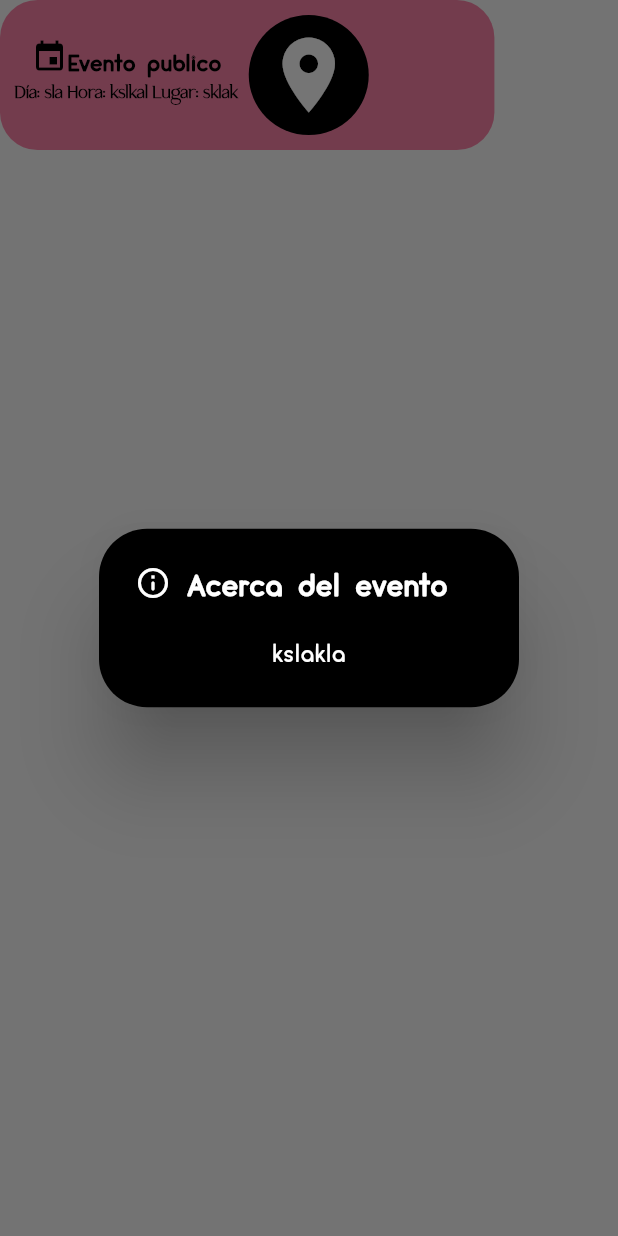
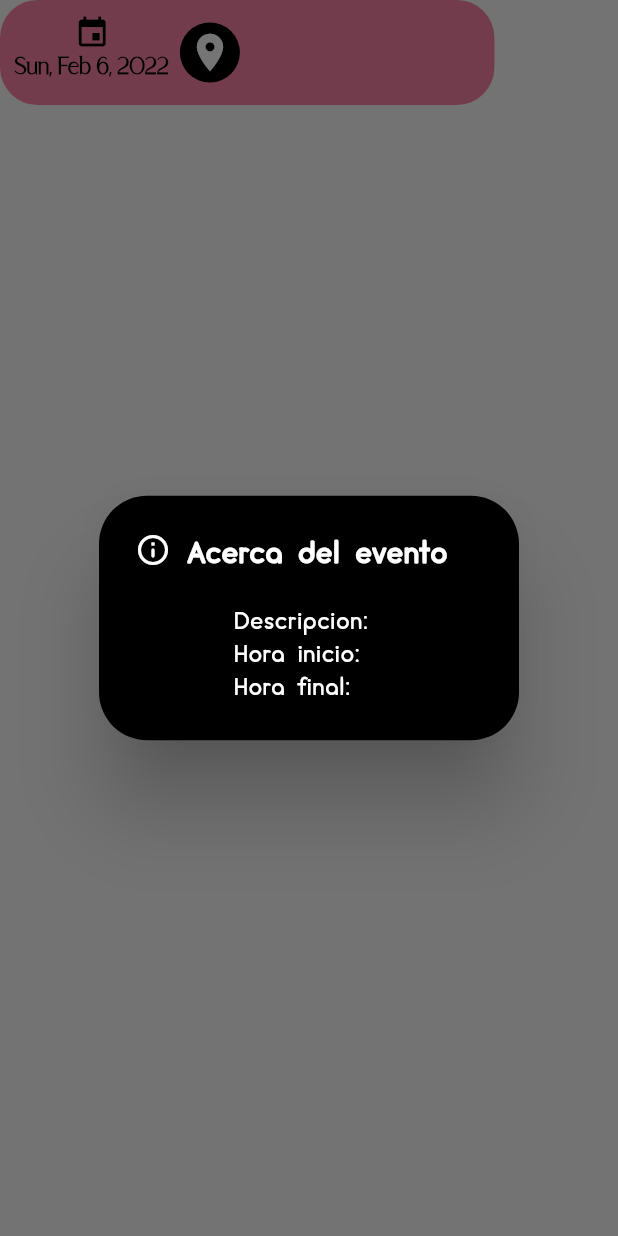
Before and after one commit to JcortesJ/MyUNify, a Flutter app: the Msgevento widget shown alone on an empty page, opened directly with empty values, after a tap on the "place" icon, on a phone screen of 412 x 824 dp. Run offline on Flutter 3.47's test engine with Material 2 defaults, Android fonts, the phone set to English and light mode, and no system bars; our stand-ins replace image_picker, table_calendar, webview_flutter; accounts and stored records are empty.

Commit message:
mostrar eventos publicos ok

```diff
--- a/lib/pages/mensajes.dart
+++ b/lib/pages/mensajes.dart
@@ -25,15 +25,12 @@ class _MensajesState extends State<Mensajes> {
         body: Fondopantalla(
             child: ListView(
           scrollDirection: Axis.vertical,
+          padding: EdgeInsets.all(20),
           children: List.generate(mensajesMostrar.length, (index) {
-            SizedBox(
-              height: 15,
-            );
             if (mensajesMostrar[index] is Evento) {
-              Evento a = mensajesMostrar[index];
               return Msgevento(
                 //a veces leer bien las cosas nos hace mejores
-                eventoMostrando: a,
+                eventoMostrando: mensajesMostrar[index],
               );
             } else {
               SizedBox(
--- a/lib/widgets/mensajes_widgets/InfoEvento.dart
+++ b/lib/widgets/mensajes_widgets/InfoEvento.dart
@@ -1,46 +1,41 @@
 import 'package:flutter/material.dart';
-
+import 'package:myunify/datos/Evento.dart';
 
 class Infoevento extends StatelessWidget {
   BuildContext contexto;
-  Infoevento({ Key? key, required this.contexto }) : super(key: key);
+  final eventoMostrandose;
+  Infoevento(
+      {Key? key, required this.contexto, required this.eventoMostrandose})
+      : super(key: key);
 
   @override
-  Widget build(BuildContext context){
+  Widget build(BuildContext context) {
+    String info =
+        "Descripcion: ${eventoMostrandose.descripcion}\nHora inicio: ${eventoMostrandose.horaInicio} \nHora final: ${eventoMostrandose.horaFin}";
     return AlertDialog(
-      title:  RichText(
-        text: const TextSpan(
-          children: [
-            WidgetSpan(
-              child: Icon(
-                Icons.info_outline_rounded,
-                color: Colors.white
-              )
-            ),
-            TextSpan(
-              text: " Acerca del evento",
-              style: TextStyle(
+      title: RichText(
+        text: const TextSpan(children: [
+          WidgetSpan(
+              child: Icon(Icons.info_outline_rounded, color: Colors.white)),
+          TextSpan(
+            text: " Acerca del evento",
+            style: TextStyle(
                 color: Colors.white,
                 fontWeight: FontWeight.bold,
                 fontSize: 20,
-                fontFamily: 'Subs'
-              ),
-            )
-          ]
-        ),
+                fontFamily: 'Subs'),
+          )
+        ]),
       ),
       shape: const RoundedRectangleBorder(
-        borderRadius: BorderRadius.all(Radius.circular(32.0))
-      ),
+          borderRadius: BorderRadius.all(Radius.circular(32.0))),
       backgroundColor: Colors.black,
       scrollable: true,
       content: Column(
-        children: const [
+        children: [
           Text(
-            'kslakla',
-            style: TextStyle(
-              color: Colors.white
-            ),
+            info,
+            style: TextStyle(color: Colors.white),
           ),
           /*
           GestureDetector(
--- a/lib/widgets/mensajes_widgets/MsgEvento.dart
+++ b/lib/widgets/mensajes_widgets/MsgEvento.dart
@@ -1,4 +1,5 @@
 import 'package:flutter/material.dart';
+import 'package:intl/intl.dart';
 import 'package:myunify/widgets/generales/Colores.dart';
 import 'package:myunify/widgets/mensajes_widgets/Aceptar.dart';
 import 'package:myunify/widgets/mensajes_widgets/InfoEvento.dart';
@@ -8,18 +9,22 @@ import 'package:myunify/datos/eventoLogica.dart';
 
 class Msgevento extends StatelessWidget {
   final Evento eventoMostrando;
-  Msgevento({Key? key, required this.eventoMostrando}) : super(key: key);
+  const Msgevento({Key? key, required this.eventoMostrando}) : super(key: key);
 
   Future<void> _showSelectionDialog(BuildContext context) {
     return showDialog(
         context: context,
         builder: (BuildContext context) {
-          return Infoevento(contexto: context);
+          return Infoevento(
+            contexto: context,
+            eventoMostrandose: eventoMostrando,
+          );
         });
   }
 
   @override
   Widget build(BuildContext context) {
+    String fechaEvento = DateFormat.yMMMEd().format(eventoMostrando.Fecha);
     Size size = MediaQuery.of(context).size;
     return Column(children: [
       Container(
@@ -33,10 +38,10 @@ class Msgevento extends StatelessWidget {
           Column(
             children: [
               RichText(
-                text: const TextSpan(children: [
+                text: TextSpan(children: [
                   WidgetSpan(child: Icon(Icons.event, color: Colors.black)),
                   TextSpan(
-                    text: "Evento publico",
+                    text: eventoMostrando.nombre,
                     style: TextStyle(
                         color: Colors.black,
                         fontWeight: FontWeight.bold,
@@ -45,10 +50,10 @@ class Msgevento extends StatelessWidget {
                   ),
                 ]),
               ),
-              const Text('Día: sla Hora: kslkal Lugar: sklak',
+              Text(fechaEvento,
                   style: TextStyle(
                       color: Colors.black,
-                      fontSize: 12,
+                      fontSize: 15,
                       fontWeight: FontWeight.bold,
                       fontFamily: 'Plano')),
               const SizedBox(
@@ -66,8 +71,8 @@ class Msgevento extends StatelessWidget {
           const SizedBox(width: 7),
           //SizedBox(width: 10),
           Container(
-            height: 80,
-            width: 80,
+            height: 40,
+            width: 40,
             decoration: BoxDecoration(
                 borderRadius: BorderRadius.circular(40), color: Colors.black),
             child: GestureDetector(
@@ -77,7 +82,7 @@ class Msgevento extends StatelessWidget {
               child: const Icon(
                 Icons.place,
                 color: Colors.white,
-                size: 60,
+                size: 30,
               ),
             ),
           ),
```
